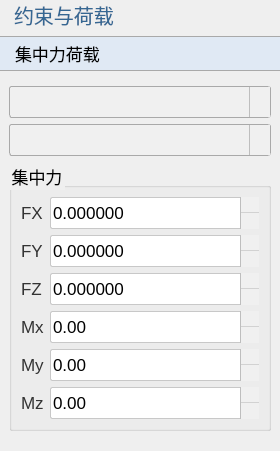
asd977/base_cae, file plugins/Base_PhysicalField/PointForcePage.ui: the form before one commit.
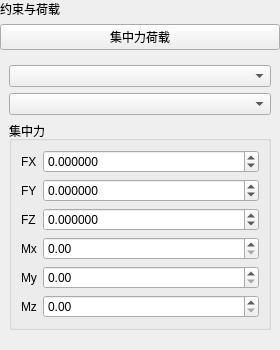
The form after the commit. Icons and pictures are not drawn.

Commit message: fix(ui): place verticalSpacer at page root layout end

```diff
--- a/plugins/Base_PhysicalField/PointForcePage.ui
+++ b/plugins/Base_PhysicalField/PointForcePage.ui
@@ -13,104 +13,6 @@
   <property name="windowTitle">
    <string>集中力荷载</string>
   </property>
-  <property name="styleSheet">
-   <string notr="true">QWidget{
-font-family: &quot;Microsoft YaHei&quot;, &quot;微软雅黑&quot;;
-}
-QPushButton {
-    font-size: 17px;
-    min-height: 32px;
-}
-QPushButton#pushButton {
-    background-color: rgb(224, 233, 244);
-    border-width: 1px;
-    border-color: rgb(121, 121, 121);
-    border-style: solid;
-    min-height: 33px;
-    border-top: 1px solid rgb(169, 169, 169);
-    border-bottom: 1px solid rgb(169, 169, 169);
-    border-left: none;
-    border-right: none;
-    text-align: left;
-    padding-left: 15px;
-    font-size: 17px;
-}
-QLabel {
-    font-size: 17px;
-    color: rgb(51, 51, 51);
-}
-QLabel#pageNameLabel {
-    font-size: 20px;
-    padding-left: 9px;
-    color: rgb(53, 103, 147);
-}
-QLineEdit, QTextEdit, QPlainTextEdit, QSpinBox, QDoubleSpinBox, QDateTimeEdit {
-    border: 1px solid rgb(200, 200, 200);
-    border-radius: 2px;
-    font-size: 17px;
-    min-height: 30px;
-}
-QLineEdit:focus, QTextEdit:focus, QPlainTextEdit:focus,
-QSpinBox:focus, QDoubleSpinBox:focus, QDateTimeEdit:focus {
-    border-color: rgb(100, 100, 255);
-    outline: none;
-}
-QComboBox {
-    font-size: 17px;
-    color: rgb(51, 51, 51);
-    padding-left: 6px;
-    background: rgb(240, 240, 240);
-    border: 1px solid rgb(169, 169, 169);
-    border-radius: 3px;
-    min-height: 30px;
-}
-QComboBox::drop-down {
-    subcontrol-origin: padding;
-    subcontrol-position: top right;
-    width: 20px;
-    background: rgb(240, 240, 240);
-    border-left: 1px solid rgb(190, 190, 190);
-}
-QComboBox::down-arrow {
-    image: url(:/resources/arrow_down_drawn.svg);
-    width: 12px;
-    height: 12px;
-}
-QSpinBox::up-button, QDoubleSpinBox::up-button {
-    subcontrol-origin: border;
-    subcontrol-position: top right;
-    width: 18px;
-    border-left: 1px solid rgb(190, 190, 190);
-    border-bottom: 1px solid rgb(210, 210, 210);
-    background: rgb(240, 240, 240);
-}
-QSpinBox::down-button, QDoubleSpinBox::down-button {
-    subcontrol-origin: border;
-    subcontrol-position: bottom right;
-    width: 18px;
-    border-left: 1px solid rgb(190, 190, 190);
-    background: rgb(240, 240, 240);
-}
-QSpinBox::up-arrow, QDoubleSpinBox::up-arrow {
-    image: url(:/resources/arrow_up_drawn.svg);
-    width: 10px;
-    height: 10px;
-}
-QSpinBox::down-arrow, QDoubleSpinBox::down-arrow {
-    image: url(:/resources/arrow_down_drawn.svg);
-    width: 10px;
-    height: 10px;
-}
-QRadioButton, QCheckBox, QGroupBox {
-    font-size: 17px;
-}
-QTableWidget, QTreeWidget, QListWidget {
-    font-size: 16px;
-    gridline-color: rgb(210, 210, 210);
-}
-
-</string>
-  </property>
   <layout class="QVBoxLayout" name="verticalLayout">
    <property name="leftMargin">
     <number>0</number>
```
Left out of the diff: 16 changed lines with no effect on the pictures. The commit also changes 45 other files.
